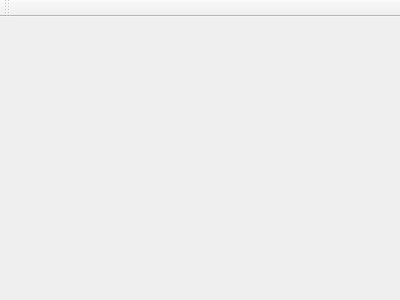
Qt form duck-interface/mainwindow.ui (WardenQQ/sd-project) before a commit.
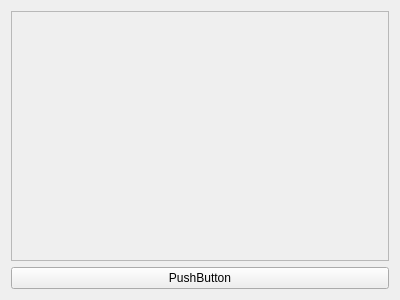
The same form after that commit.

Patch:
```diff
--- a/duck-interface/mainwindow.ui
+++ b/duck-interface/mainwindow.ui
@@ -19,7 +19,27 @@
   <property name="windowTitle">
    <string>I Wanna be a duck...</string>
   </property>
-  <widget class="QWidget" name="centralWidget"/>
+  <widget class="QWidget" name="centralWidget">
+   <layout class="QVBoxLayout" name="verticalLayout">
+    <item>
+     <widget class="QFrame" name="mapFrame">
+      <property name="frameShape">
+       <enum>QFrame::StyledPanel</enum>
+      </property>
+      <property name="frameShadow">
+       <enum>QFrame::Raised</enum>
+      </property>
+     </widget>
+    </item>
+    <item>
+     <widget class="QPushButton" name="pushButton">
+      <property name="text">
+       <string>PushButton</string>
+      </property>
+     </widget>
+    </item>
+   </layout>
+  </widget>
   <widget class="QMenuBar" name="menuBar">
    <property name="geometry">
     <rect>
@@ -30,14 +50,6 @@
     </rect>
    </property>
   </widget>
-  <widget class="QToolBar" name="mainToolBar">
-   <attribute name="toolBarArea">
-    <enum>TopToolBarArea</enum>
-   </attribute>
-   <attribute name="toolBarBreak">
-    <bool>false</bool>
-   </attribute>
-  </widget>
  </widget>
  <layoutdefault spacing="6" margin="11"/>
  <resources/>
```
